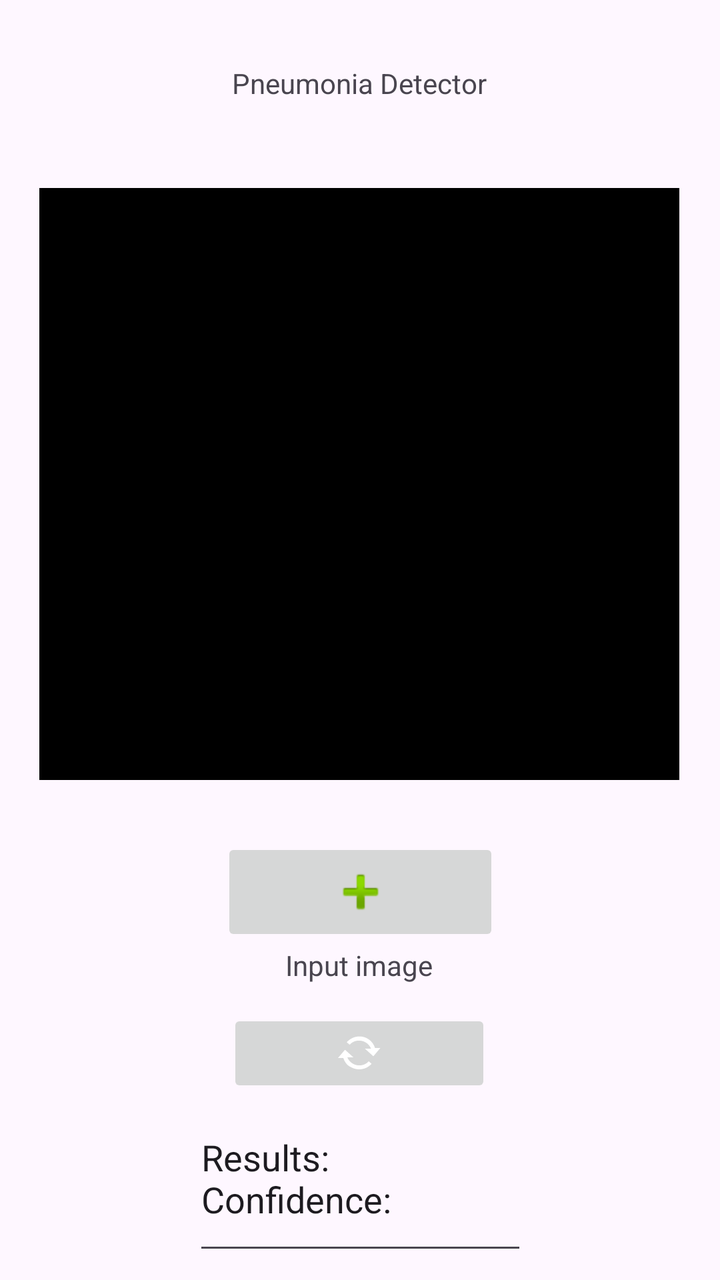
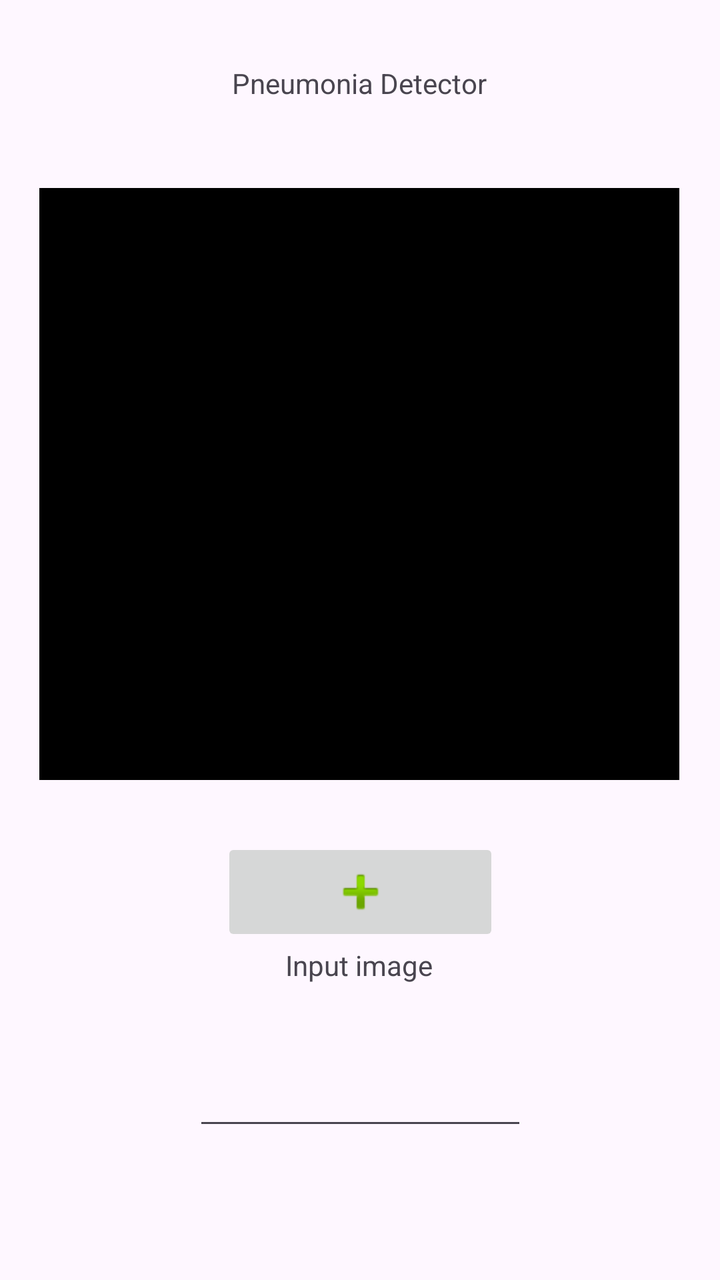

The first picture is an Android layout as it rendered before a commit; the second is the same layout after the commit. The layout source and the unified diff follow.
<!-- AndroidManifest.xml: application theme Theme.DisplayImageApp -->
<!-- res/layout/activity_main.xml -->
<?xml version="1.0" encoding="utf-8"?>
<androidx.constraintlayout.widget.ConstraintLayout xmlns:android="http://schemas.android.com/apk/res/android"
    xmlns:app="http://schemas.android.com/apk/res-auto"
    xmlns:tools="http://schemas.android.com/tools"
    android:id="@+id/main"
    android:layout_width="match_parent"
    android:layout_height="match_parent"
    tools:context=".MainActivity">


    <TextView
        android:id="@+id/greeting"
        android:layout_width="wrap_content"
        android:layout_height="wrap_content"
        android:layout_marginTop="32dp"
        android:text="@string/Pneumonia_Detector"
        app:layout_constraintEnd_toEndOf="parent"
        app:layout_constraintHorizontal_bias="0.498"
        app:layout_constraintStart_toStartOf="parent"
        app:layout_constraintTop_toTopOf="parent" />

    <ImageButton
        android:id="@+id/addImageButton"
        android:layout_width="139dp"
        android:layout_height="54dp"
        android:layout_marginTop="368dp"
        app:layout_constraintBottom_toBottomOf="parent"
        app:layout_constraintEnd_toEndOf="parent"
        app:layout_constraintHorizontal_bias="0.5"
        app:layout_constraintStart_toStartOf="parent"
        app:layout_constraintTop_toBottomOf="@+id/greeting"
        app:layout_constraintVertical_bias="0.0"
        app:srcCompat="@android:drawable/ic_input_add" />

    <TextView
        android:id="@+id/textView2"
        android:layout_width="wrap_content"
        android:layout_height="wrap_content"
        android:text="@string/input_image"
        app:layout_constraintEnd_toEndOf="parent"
        app:layout_constraintHorizontal_bias="0.498"
        app:layout_constraintStart_toStartOf="parent"
        app:layout_constraintTop_toBottomOf="@+id/addImageButton" />

    <ImageView
        android:id="@+id/displayXRay"
        android:layout_width="320dp"
        android:layout_height="296dp"
        android:layout_marginBottom="22dp"
        app:layout_constraintBottom_toTopOf="@+id/addImageButton"
        app:layout_constraintEnd_toEndOf="parent"
        app:layout_constraintHorizontal_bias="0.494"
        app:layout_constraintStart_toStartOf="parent"
        app:layout_constraintTop_toBottomOf="@+id/greeting"
        app:layout_constraintVertical_bias="0.86"
        app:srcCompat="@android:drawable/screen_background_dark" />

    <ImageButton
        android:id="@+id/processButton"
        android:layout_width="132dp"
        android:layout_height="44dp"
        app:layout_constraintBottom_toBottomOf="parent"
        app:layout_constraintEnd_toEndOf="parent"
        app:layout_constraintHorizontal_bias="0.498"
        app:layout_constraintStart_toStartOf="parent"
        app:layout_constraintTop_toBottomOf="@+id/textView2"
        app:layout_constraintVertical_bias="0.121"
        app:srcCompat="@android:drawable/stat_notify_sync" />

    <EditText
        android:id="@+id/editTextTextMultiLine"
        android:layout_width="167dp"
        android:layout_height="76dp"
        android:ems="10"
        android:gravity="start|top"
        android:inputType="textMultiLine"
        android:text="@string/Results"
        app:layout_constraintBottom_toBottomOf="parent"
        app:layout_constraintEnd_toEndOf="parent"
        app:layout_constraintHorizontal_bias="0.5"
        app:layout_constraintStart_toStartOf="parent"
        app:layout_constraintTop_toBottomOf="@+id/processButton"
        app:layout_constraintVertical_bias="0.5" />


</androidx.constraintlayout.widget.ConstraintLayout>
<!-- resources referenced by this layout -->
<resources>
  <string name="Pneumonia_Detector">Pneumonia Detector</string>
  <string name="Results">Results:\nConfidence:</string>
  <string name="input_image">Input image</string>
  <style name="Theme.DisplayImageApp" parent="Base.Theme.DisplayImageApp" />
  <style name="Base.Theme.DisplayImageApp" parent="Theme.Material3.DayNight.NoActionBar">
          
          
      </style>
</resources>

<!-- the commit's change to res/layout/activity_main.xml (unified diff, before → after) -->
@@ -33,7 +33,7 @@
         app:srcCompat="@android:drawable/ic_input_add" />
 
     <TextView
-        android:id="@+id/textView2"
+        android:id="@+id/addImageText"
         android:layout_width="wrap_content"
         android:layout_height="wrap_content"
         android:text="@string/input_image"
@@ -59,28 +59,28 @@
         android:id="@+id/processButton"
         android:layout_width="132dp"
         android:layout_height="44dp"
+        android:layout_marginBottom="172dp"
         app:layout_constraintBottom_toBottomOf="parent"
         app:layout_constraintEnd_toEndOf="parent"
         app:layout_constraintHorizontal_bias="0.498"
         app:layout_constraintStart_toStartOf="parent"
-        app:layout_constraintTop_toBottomOf="@+id/textView2"
+        app:layout_constraintTop_toBottomOf="@+id/addImageText"
         app:layout_constraintVertical_bias="0.121"
         app:srcCompat="@android:drawable/stat_notify_sync" />
 
     <EditText
-        android:id="@+id/editTextTextMultiLine"
+        android:id="@+id/results"
         android:layout_width="167dp"
         android:layout_height="76dp"
         android:ems="10"
         android:gravity="start|top"
         android:inputType="textMultiLine"
-        android:text="@string/Results"
+        android:text=""
         app:layout_constraintBottom_toBottomOf="parent"
         app:layout_constraintEnd_toEndOf="parent"
-        app:layout_constraintHorizontal_bias="0.5"
         app:layout_constraintStart_toStartOf="parent"
         app:layout_constraintTop_toBottomOf="@+id/processButton"
-        app:layout_constraintVertical_bias="0.5" />
+        app:layout_constraintVertical_bias="0.385" />
 
 
 </androidx.constraintlayout.widget.ConstraintLayout>
<!-- resource entries referenced after the edit -->
@@ -1,7 +1,6 @@
 <!-- resources referenced by this layout -->
 <resources>
   <string name="Pneumonia_Detector">Pneumonia Detector</string>
-  <string name="Results">Results:\nConfidence:</string>
   <string name="input_image">Input image</string>
   <style name="Theme.DisplayImageApp" parent="Base.Theme.DisplayImageApp" />
   <style name="Base.Theme.DisplayImageApp" parent="Theme.Material3.DayNight.NoActionBar">
